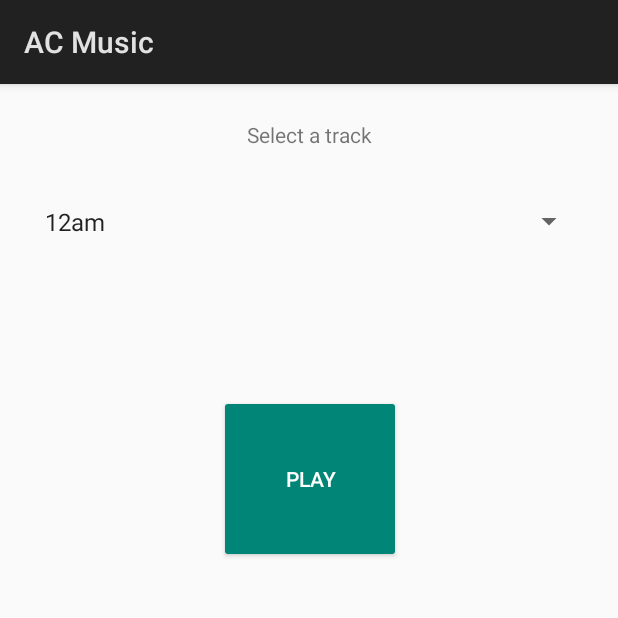
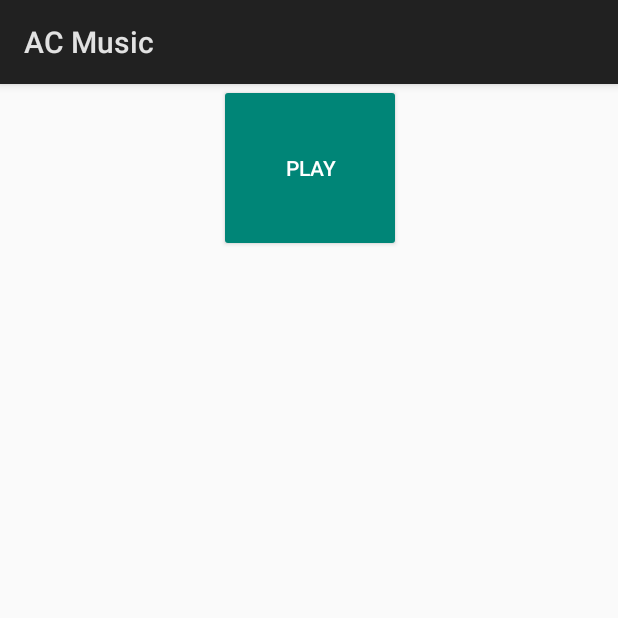
Before and after one commit to sol-foxie/acmusic, an Android app: the screen it shows after launch (MainActivity), on a phone screen of 412 x 824 dp, the top half of it. Run offline under Robolectric (Android 15) with nearby library versions, the phone set to English and light mode, and no system bars; network calls fail.

Commit message:
remove spinner

```diff
--- a/app/src/main/java/moe/foxie/sol/acmusic/MainActivity.kt
+++ b/app/src/main/java/moe/foxie/sol/acmusic/MainActivity.kt
@@ -7,16 +7,14 @@ import android.content.Intent
 import android.content.ServiceConnection
 import android.os.Bundle
 import android.os.IBinder
-import android.view.View
-import android.widget.AdapterView
+
 import kotlinx.android.synthetic.main.activity_main.*
-import java.util.*
 import android.Manifest
 
 /**
  * the Activity that executes when this app is launched.
  */
-class MainActivity : Activity(), AdapterView.OnItemSelectedListener, MusicPlayerService.ServiceListener {
+class MainActivity : Activity(), MusicPlayerService.ServiceListener {
 
     private var service: MusicPlayerService? = null
         set(value) {
@@ -50,8 +48,6 @@ class MainActivity : Activity(), AdapterView.OnItemSelectedListener, MusicPlayer
         this.startForegroundService(onlineIntent)
         setContentView(R.layout.activity_main)
 
-        jukebox.onItemSelectedListener = this
-
         playPause.setOnClickListener{
             service?.manager?.playPause()
         }
@@ -70,31 +66,7 @@ class MainActivity : Activity(), AdapterView.OnItemSelectedListener, MusicPlayer
 
     override fun update(trackID: Int, state: MusicManager.State) {
         this.runOnUiThread {
-            jukebox.setSelection(trackID)
             playPause.setText(state.uiPlayPauseString())
         }
     }
-
-    /**
-     * a Spinner fires a selection when loaded, even if the user didn't interact with it.
-     * it's unfortunate, but we need to suppress this and this kludge seems like the best way.
-     */
-    private var initialSelection = true
-    /**
-     * plays a track as selected from a Spinner view by the user.
-     * assumes the listing of tracks in the Spinner are arranged in chronological order,
-     * such that 12am is at row 0 and 11pm is at row 23.
-     * does not do anything if the track selected is currently being played by the MusicManager.
-     * todo: decide whether selecting an item in the Spinner while the MusicManager is paused should make it play
-     */
-    override fun onItemSelected(adapterView: AdapterView<*>?, view: View?, pos: Int, row: Long) {
-        require(adapterView!!.id == jukebox.id)
-        //if (!initialSelection) service?.manager?.changeTrackID(row.toInt())
-        initialSelection = false
-    }
-
-    //todo: figure out if this even gets called when the view in question is a Spinner
-    override fun onNothingSelected(adapterView: AdapterView<*>?) {
-    }
-
 }
--- a/app/src/main/res/layout/activity_main.xml
+++ b/app/src/main/res/layout/activity_main.xml
@@ -7,31 +7,22 @@
         android:layout_height="match_parent"
         tools:context=".MainActivity">
 
-    <TextView
-            android:layout_width="wrap_content"
-            android:layout_height="24dp"
-            android:text="Select a track"
-            app:layout_constraintBottom_toBottomOf="parent"
-            app:layout_constraintLeft_toLeftOf="parent"
-            app:layout_constraintRight_toRightOf="parent"
-            app:layout_constraintTop_toTopOf="parent" android:id="@+id/textView"
-            app:layout_constraintVertical_bias="0.032"/>
-    <Spinner
-            android:layout_width="368dp"
-            android:layout_height="43dp"
-            android:id="@+id/jukebox" android:layout_marginTop="22dp"
-            app:layout_constraintTop_toBottomOf="@+id/textView" android:layout_marginEnd="8dp"
-            app:layout_constraintEnd_toEndOf="parent" app:layout_constraintStart_toStartOf="parent"
-            android:layout_marginStart="8dp" android:entries="@array/spinnerItems"
-    />
     <Button
             android:text="@string/play"
             android:layout_width="121dp"
             android:layout_height="112dp"
             android:id="@+id/playPause"
-            style="@android:style/Widget.Material.Button.Colored" android:layout_marginTop="94dp"
-            app:layout_constraintTop_toBottomOf="@+id/jukebox" app:layout_constraintStart_toStartOf="parent"
+            style="@android:style/Widget.Material.Button.Colored"
+            app:layout_constraintStart_toStartOf="parent"
             android:layout_marginStart="132dp" app:layout_constraintEnd_toEndOf="parent"
-            android:layout_marginEnd="131dp"/>
+            android:layout_marginEnd="131dp" tools:layout_editor_absoluteY="199dp"/>
+    <TextView
+            android:text="TextView"
+            android:layout_width="wrap_content"
+            android:layout_height="wrap_content"
+            android:id="@+id/display" tools:text="@tools:sample/lorem" app:layout_constraintStart_toStartOf="parent"
+            app:layout_constraintHorizontal_bias="0.5" app:layout_constraintEnd_toEndOf="parent"
+            android:layout_marginTop="16dp" app:layout_constraintTop_toTopOf="parent"
+            android:layout_marginBottom="164dp" app:layout_constraintBottom_toTopOf="@+id/playPause"/>
 
 </android.support.constraint.ConstraintLayout>
```
